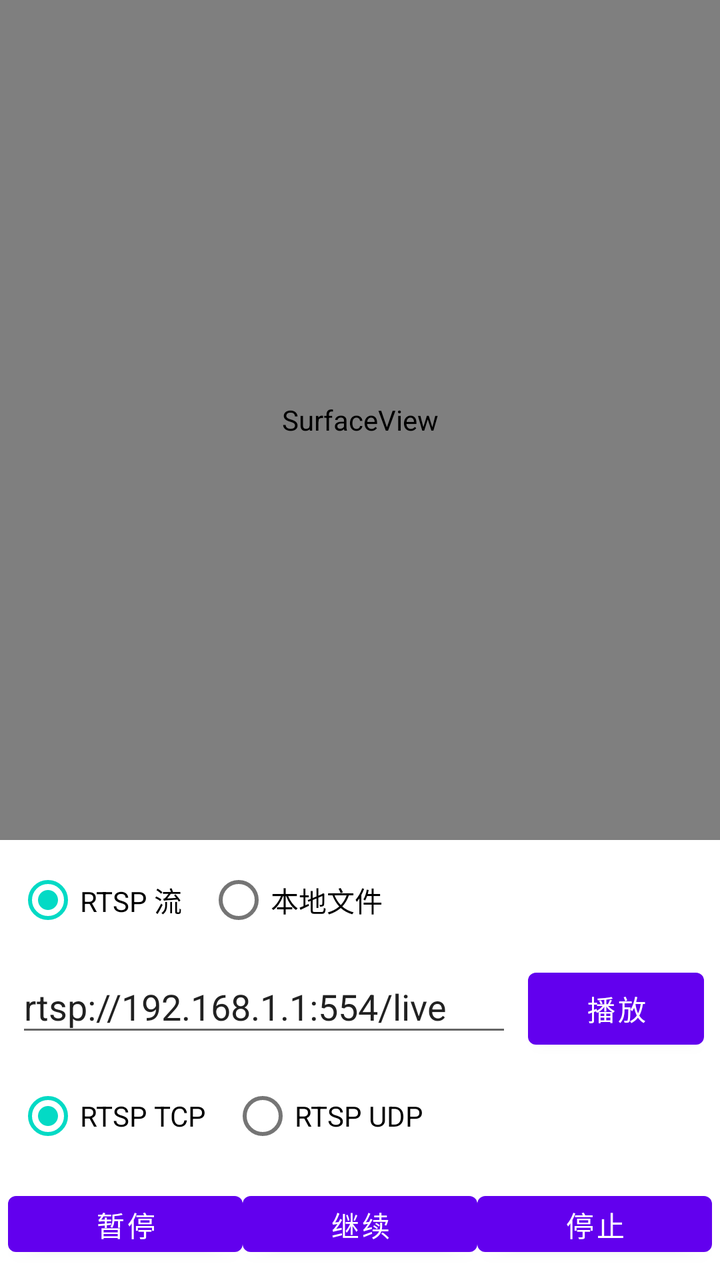
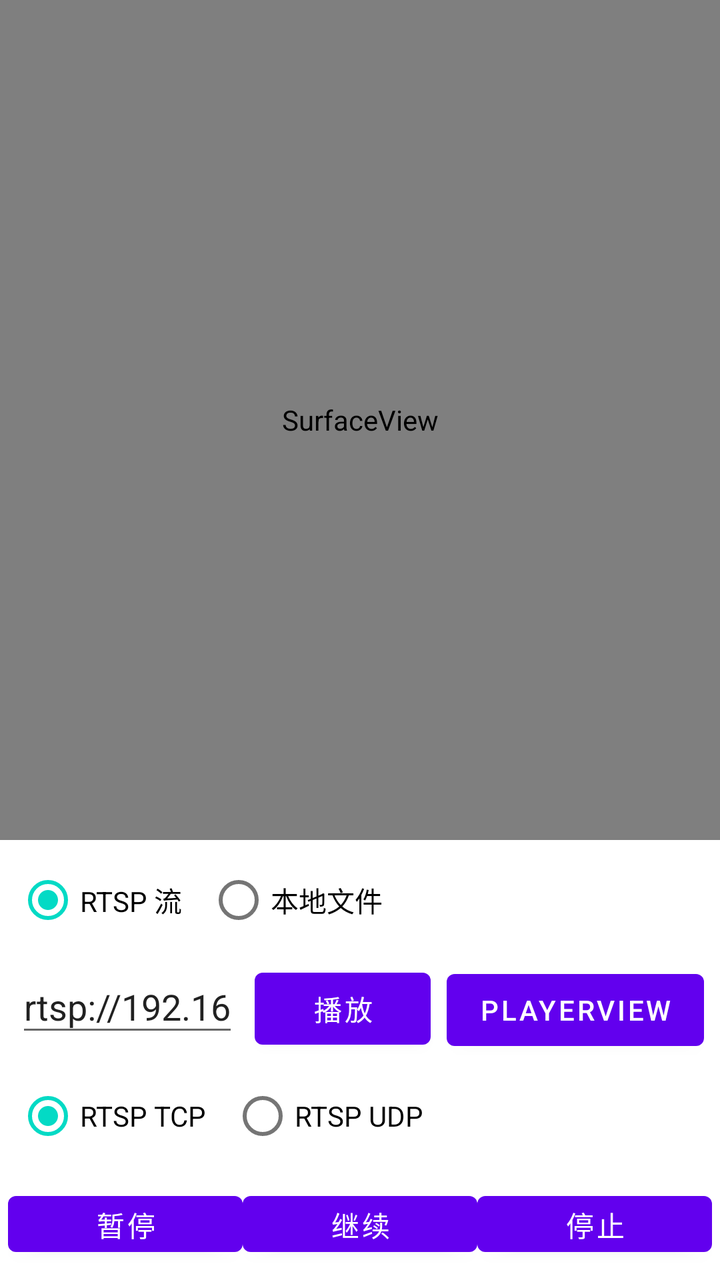

The first picture is an Android layout as it rendered before a commit; the second is the same layout after the commit. The layout source and the unified diff follow.
<!-- AndroidManifest.xml: application theme Theme.ABCPlayDemo -->
<!-- res/layout/activity_main.xml -->
<?xml version="1.0" encoding="utf-8"?>
<LinearLayout xmlns:android="http://schemas.android.com/apk/res/android"
    android:layout_width="match_parent"
    android:layout_height="match_parent"
    android:orientation="vertical">

    <SurfaceView
        android:id="@+id/surfaceView"
        android:layout_width="match_parent"
        android:layout_height="420dp" />

    <LinearLayout
        android:layout_width="match_parent"
        android:layout_height="wrap_content"
        android:orientation="vertical"
        android:paddingStart="8dp"
        android:paddingTop="6dp"
        android:paddingEnd="8dp"
        android:paddingBottom="6dp">

        <RadioGroup
            android:id="@+id/modeGroup"
            android:layout_width="wrap_content"
            android:layout_height="wrap_content"
            android:orientation="horizontal">

            <RadioButton
                android:id="@+id/modeRtspButton"
                android:layout_width="wrap_content"
                android:layout_height="wrap_content"
                android:checked="true"
                android:text="RTSP \u6d41" />

            <RadioButton
                android:id="@+id/modeLocalButton"
                android:layout_width="wrap_content"
                android:layout_height="wrap_content"
                android:layout_marginStart="12dp"
                android:text="\u672c\u5730\u6587\u4ef6" />

        </RadioGroup>

        <LinearLayout
            android:id="@+id/rtspInputLayout"
            android:layout_width="match_parent"
            android:layout_height="wrap_content"
            android:orientation="vertical"
            android:layout_marginTop="6dp">

            <LinearLayout
                android:layout_width="match_parent"
                android:layout_height="wrap_content"
                android:orientation="horizontal">

                <EditText
                    android:id="@+id/dataSourceInput"
                    android:layout_width="0dp"
                    android:layout_height="wrap_content"
                    android:layout_weight="1"
                    android:hint="\u8f93\u5165\u672c\u5730\u8def\u5f84\u6216 rtsp:// \u5730\u5740"
                    android:imeOptions="actionDone"
                    android:inputType="textUri"
                    android:maxLines="1"
                    android:singleLine="true"
                    android:text="rtsp://192.168.1.1:554/live" />

                <Button
                    android:id="@+id/openButton"
                    android:layout_width="wrap_content"
                    android:layout_height="wrap_content"
                    android:layout_marginStart="8dp"
                    android:text="\u64ad\u653e" />

            </LinearLayout>

            <RadioGroup
                android:id="@+id/transportGroup"
                android:layout_width="wrap_content"
                android:layout_height="wrap_content"
                android:layout_marginTop="6dp"
                android:orientation="horizontal">

                <RadioButton
                    android:id="@+id/transportTcpButton"
                    android:layout_width="wrap_content"
                    android:layout_height="wrap_content"
                    android:checked="true"
                    android:text="RTSP TCP" />

                <RadioButton
                    android:id="@+id/transportUdpButton"
                    android:layout_width="wrap_content"
                    android:layout_height="wrap_content"
                    android:layout_marginStart="12dp"
                    android:text="RTSP UDP" />

            </RadioGroup>

        </LinearLayout>

        <LinearLayout
            android:id="@+id/localInputLayout"
            android:layout_width="match_parent"
            android:layout_height="wrap_content"
            android:orientation="horizontal"
            android:layout_marginTop="6dp"
            android:visibility="gone">

            <EditText
                android:id="@+id/localPathInput"
                android:layout_width="0dp"
                android:layout_height="wrap_content"
                android:layout_weight="1"
                android:hint="\u8f93\u5165\u6587\u4ef6\u8def\u5f84\u6216\u70b9\u51fb\u9009\u62e9"
                android:imeOptions="actionDone"
                android:inputType="text"
                android:maxLines="1"
                android:singleLine="true" />

            <Button
                android:id="@+id/pickFileButton"
                android:layout_width="wrap_content"
                android:layout_height="wrap_content"
                android:layout_marginStart="8dp"
                android:text="\u9009\u62e9\u6587\u4ef6" />

        </LinearLayout>

    </LinearLayout>

    <LinearLayout
        android:layout_width="match_parent"
        android:layout_height="48dp"
        android:orientation="horizontal"
        android:padding="4dp">

        <Button
            android:id="@+id/pauseButton"
            android:layout_width="0dp"
            android:layout_height="match_parent"
            android:layout_weight="1"
            android:text="暂停" />

        <Button
            android:id="@+id/resumeButton"
            android:layout_width="0dp"
            android:layout_height="match_parent"
            android:layout_weight="1"
            android:text="继续" />

        <Button
            android:id="@+id/stopButton"
            android:layout_width="0dp"
            android:layout_height="match_parent"
            android:layout_weight="1"
            android:text="停止" />

    </LinearLayout>

    <LinearLayout
        android:layout_width="match_parent"
        android:layout_height="48dp"
        android:orientation="horizontal"
        android:paddingStart="4dp"
        android:paddingEnd="4dp"
        android:paddingBottom="4dp">

        <Button
            android:id="@+id/captureButton"
            android:layout_width="0dp"
            android:layout_height="match_parent"
            android:layout_weight="1"
            android:text="截图" />

        <Button
            android:id="@+id/recordButton"
            android:layout_width="0dp"
            android:layout_height="match_parent"
            android:layout_marginStart="6dp"
            android:layout_weight="1"
            android:text="开始录制" />

    </LinearLayout>

    <LinearLayout
        android:layout_width="match_parent"
        android:layout_height="wrap_content"
        android:orientation="horizontal"
        android:paddingStart="12dp"
        android:paddingTop="4dp"
        android:paddingEnd="12dp"
        android:paddingBottom="4dp">

        <TextView
            android:id="@+id/currentTimeText"
            android:layout_width="56dp"
            android:layout_height="wrap_content"
            android:gravity="center_vertical"
            android:text="00:00"
            android:textColor="#444444"
            android:textSize="13sp" />

        <SeekBar
            android:id="@+id/progressSeekBar"
            android:layout_width="0dp"
            android:layout_height="wrap_content"
            android:layout_weight="1"
            android:max="1000"
            android:progress="0" />

        <TextView
            android:id="@+id/durationTimeText"
            android:layout_width="56dp"
            android:layout_height="wrap_content"
            android:gravity="center_vertical|end"
            android:text="00:00"
            android:textColor="#444444"
            android:textSize="13sp" />

    </LinearLayout>

    <ScrollView
        android:layout_width="match_parent"
        android:layout_height="0dp"
        android:layout_weight="1">

        <TextView
            android:id="@+id/sample_text"
            android:layout_width="match_parent"
            android:layout_height="wrap_content"
            android:padding="12dp"
            android:textColor="#666666"
            android:textSize="14sp" />

    </ScrollView>

</LinearLayout>
<!-- resources referenced by this layout -->
<resources>
  <style name="Theme.ABCPlayDemo" parent="Theme.MaterialComponents.DayNight.DarkActionBar">
          
          <item name="colorPrimary">@color/purple_500</item>
          <item name="colorPrimaryVariant">@color/purple_700</item>
          <item name="colorOnPrimary">@color/white</item>
          
          <item name="colorSecondary">@color/teal_200</item>
          <item name="colorSecondaryVariant">@color/teal_700</item>
          <item name="colorOnSecondary">@color/black</item>
          
          <item name="android:statusBarColor">?attr/colorPrimaryVariant</item>
          
      </style>
  <color name="purple_500">#FF6200EE</color>
  <color name="purple_700">#FF3700B3</color>
  <color name="white">#FFFFFFFF</color>
  <color name="teal_200">#FF03DAC5</color>
  <color name="teal_700">#FF018786</color>
  <color name="black">#FF000000</color>
</resources>

<!-- the commit's change to res/layout/activity_main.xml (unified diff, before → after) -->
@@ -71,6 +71,13 @@
                     android:layout_marginStart="8dp"
                     android:text="\u64ad\u653e" />
 
+                <Button
+                    android:id="@+id/openPlayerViewDemoButton"
+                    android:layout_width="wrap_content"
+                    android:layout_height="wrap_content"
+                    android:layout_marginStart="8dp"
+                    android:text="PlayerView" />
+
             </LinearLayout>
 
             <RadioGroup
